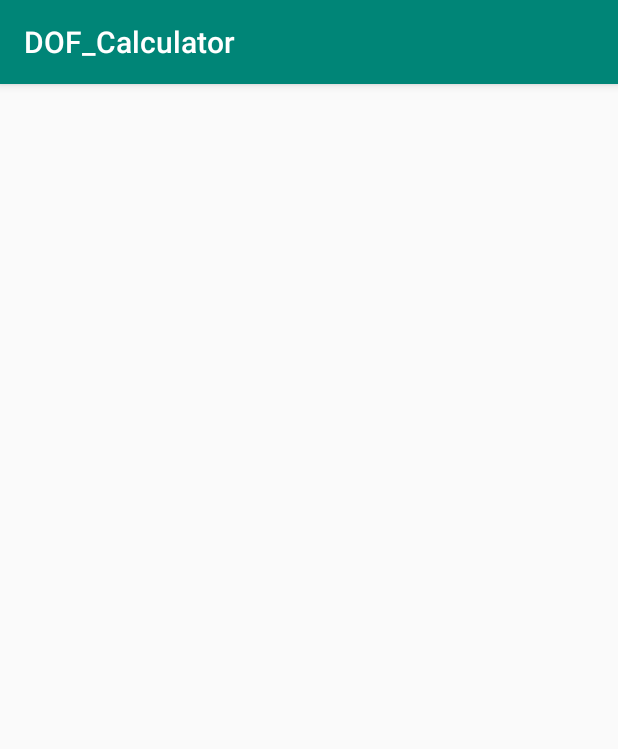
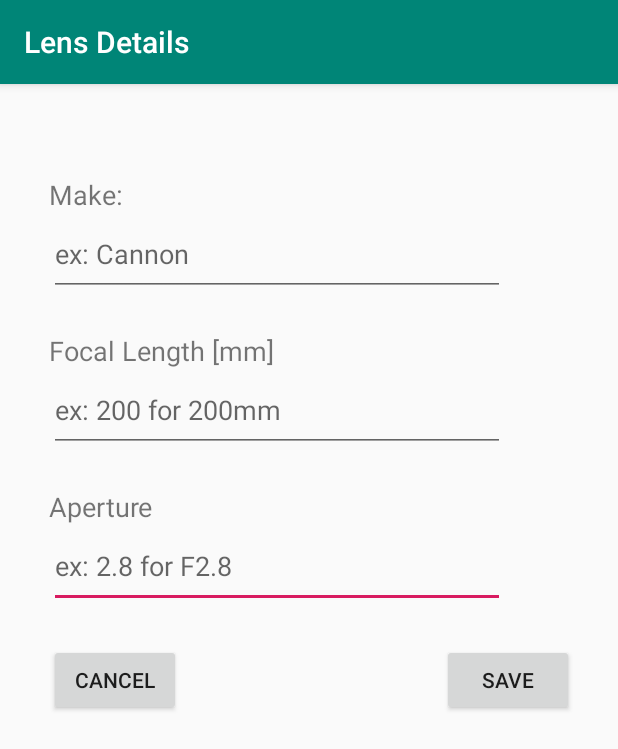
Before and after one commit to donpsabance/DOF_Calculator, an Android app: the AddLensActivity screen opened directly, with no data from a screen before it, on a phone screen of 412 x 824 dp. Shown: the top 749 px of the screen. Run offline under Robolectric (Android 15) with nearby library versions, the phone set to English and light mode, and no system bars.

Commit message:
finished layout for adding lens. Still need backend work

```diff
--- a/app/src/main/java/com/dabance/dof_calculator/AddLensActivity.java
+++ b/app/src/main/java/com/dabance/dof_calculator/AddLensActivity.java
@@ -5,6 +5,9 @@ import androidx.appcompat.app.AppCompatActivity;
 import android.content.Context;
 import android.content.Intent;
 import android.os.Bundle;
+import android.view.View;
+import android.widget.Button;
+import android.widget.Toast;
 
 public class AddLensActivity extends AppCompatActivity {
 
@@ -12,9 +15,35 @@ public class AddLensActivity extends AppCompatActivity {
     protected void onCreate(Bundle savedInstanceState) {
         super.onCreate(savedInstanceState);
         setContentView(R.layout.activity_add_lens);
+
+        setTitle("Lens Details");
+
+        Button cancelButton = findViewById(R.id.cancelButton);
+        Button saveButton = findViewById(R.id.saveButton);
+
+        cancelButton.setOnClickListener(new View.OnClickListener() {
+            @Override
+            public void onClick(View v) {
+                finish();
+            }
+        });
+
+        saveButton.setOnClickListener(new View.OnClickListener() {
+            @Override
+            public void onClick(View v) {
+                saveLensData();
+                finish();
+            }
+        });
     }
 
     public static Intent makeIntent(Context context){
         return new Intent(context, AddLensActivity.class);
     }
+
+    private void saveLensData(){
+
+
+        Toast.makeText(AddLensActivity.this, "Successfully added lens!", Toast.LENGTH_SHORT).show();
+    }
 }
--- a/app/src/main/java/com/dabance/dof_calculator/MainActivity.java
+++ b/app/src/main/java/com/dabance/dof_calculator/MainActivity.java
@@ -72,7 +72,6 @@ public class MainActivity extends AppCompatActivity {
                 Intent intent = CalculationsActivity.makeIntent(MainActivity.this, position);
                 startActivity(intent);
 
-
             }
         });
     }
--- a/app/src/main/res/layout/activity_add_lens.xml
+++ b/app/src/main/res/layout/activity_add_lens.xml
@@ -6,4 +6,96 @@
     android:layout_height="match_parent"
     tools:context=".AddLensActivity">
 
+    <com.google.android.material.textfield.TextInputEditText
+        android:id="@+id/textInputEditText2"
+        android:layout_width="304dp"
+        android:layout_height="55dp"
+        android:hint="ex: 2.8 for F2.8"
+        app:layout_constraintStart_toStartOf="@+id/guideline"
+        app:layout_constraintTop_toBottomOf="@+id/textView4" />
+
+    <com.google.android.material.textfield.TextInputEditText
+        android:id="@+id/textInputEditText"
+        android:layout_width="304dp"
+        android:layout_height="55dp"
+        android:hint="ex: 200 for 200mm"
+        app:layout_constraintStart_toStartOf="@+id/guideline"
+        app:layout_constraintTop_toBottomOf="@+id/textView5" />
+
+    <TextView
+        android:id="@+id/textView4"
+        android:layout_width="wrap_content"
+        android:layout_height="wrap_content"
+        android:layout_marginTop="24dp"
+        android:text="Aperture"
+        android:textSize="18sp"
+        app:layout_constraintStart_toStartOf="@+id/guideline"
+        app:layout_constraintTop_toBottomOf="@+id/textInputEditText" />
+
+    <TextView
+        android:id="@+id/textView"
+        android:layout_width="wrap_content"
+        android:layout_height="wrap_content"
+        android:text="Make: "
+        android:textSize="18sp"
+        app:layout_constraintStart_toStartOf="@+id/guideline"
+        app:layout_constraintTop_toTopOf="@+id/guideline4" />
+
+    <TextView
+        android:id="@+id/textView5"
+        android:layout_width="wrap_content"
+        android:layout_height="wrap_content"
+        android:layout_marginTop="24dp"
+        android:text="Focal Length [mm]"
+        android:textSize="18sp"
+        app:layout_constraintStart_toStartOf="@+id/guideline"
+        app:layout_constraintTop_toBottomOf="@+id/textInputEditText3" />
+
+    <androidx.constraintlayout.widget.Guideline
+        android:id="@+id/guideline"
+        android:layout_width="wrap_content"
+        android:layout_height="wrap_content"
+        android:orientation="vertical"
+        app:layout_constraintGuide_percent="0.08" />
+
+    <com.google.android.material.textfield.TextInputEditText
+        android:id="@+id/textInputEditText3"
+        android:layout_width="304dp"
+        android:layout_height="55dp"
+        android:hint="ex: Cannon"
+        app:layout_constraintStart_toStartOf="@+id/guideline"
+        app:layout_constraintTop_toBottomOf="@+id/textView" />
+
+    <Button
+        android:id="@+id/cancelButton"
+        android:layout_width="wrap_content"
+        android:layout_height="wrap_content"
+        android:layout_marginTop="24dp"
+        android:text="Cancel"
+        app:layout_constraintStart_toStartOf="@+id/guideline"
+        app:layout_constraintTop_toBottomOf="@+id/textInputEditText2" />
+
+    <Button
+        android:id="@+id/saveButton"
+        android:layout_width="wrap_content"
+        android:layout_height="wrap_content"
+        android:layout_marginTop="24dp"
+        android:text="Save"
+        app:layout_constraintEnd_toStartOf="@+id/guideline3"
+        app:layout_constraintTop_toBottomOf="@+id/textInputEditText2" />
+
+    <androidx.constraintlayout.widget.Guideline
+        android:id="@+id/guideline3"
+        android:layout_width="wrap_content"
+        android:layout_height="wrap_content"
+        android:orientation="vertical"
+        app:layout_constraintGuide_percent="0.9294404" />
+
+    <androidx.constraintlayout.widget.Guideline
+        android:id="@+id/guideline4"
+        android:layout_width="wrap_content"
+        android:layout_height="wrap_content"
+        android:orientation="horizontal"
+        app:layout_constraintGuide_percent="0.08" />
+
 </androidx.constraintlayout.widget.ConstraintLayout>
```
